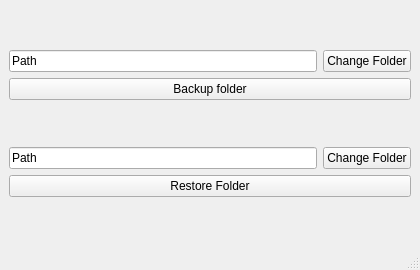
The window that src/ui/mainwindow.ui (93mmm/backuper) describes before a commit, drawn with Qt 5.
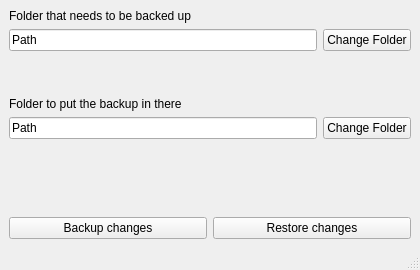
The same window after the commit.

Commit message: backup and restore actions added

What changed in the file:
```diff
--- a/src/ui/mainwindow.ui
+++ b/src/ui/mainwindow.ui
@@ -34,24 +34,70 @@
    <string>MainWindow</string>
   </property>
   <widget class="QWidget" name="centralwidget">
-   <layout class="QVBoxLayout" name="verticalLayout_2">
-    <item>
-     <layout class="QGridLayout" name="gridLayout_2">
-      <item row="1" column="0" colspan="2">
+   <layout class="QGridLayout" name="gridLayout">
+    <item row="2" column="0">
+     <layout class="QHBoxLayout" name="horizontalLayout">
+      <item>
        <widget class="QPushButton" name="backupButton">
         <property name="text">
-         <string>Backup folder</string>
+         <string>Backup changes</string>
         </property>
+        <property name="checkable">
+         <bool>false</bool>
+        </property>
+        <property name="checked">
+         <bool>false</bool>
+        </property>
+        <property name="autoRepeat">
+         <bool>false</bool>
+        </property>
        </widget>
       </item>
-      <item row="0" column="1">
+      <item>
+       <widget class="QPushButton" name="restoreButton">
+        <property name="text">
+         <string>Restore changes</string>
+        </property>
+       </widget>
+      </item>
+     </layout>
+    </item>
+    <item row="0" column="0">
+     <layout class="QGridLayout" name="gridLayout_2">
+      <item row="1" column="1">
        <widget class="QPushButton" name="changeBackupPathButton">
         <property name="text">
          <string>Change Folder</string>
         </property>
        </widget>
       </item>
-      <item row="0" column="0">
+      <item row="4" column="0" colspan="2">
+       <widget class="QLabel" name="label_2">
+        <property name="text">
+         <string>Folder to put the backup in there</string>
+        </property>
+       </widget>
+      </item>
+      <item row="5" column="0">
+       <widget class="QLineEdit" name="restorePath">
+        <property name="inputMask">
+         <string/>
+        </property>
+        <property name="text">
+         <string>Path</string>
+        </property>
+        <property name="readOnly">
+         <bool>true</bool>
+        </property>
+        <property name="cursorMoveStyle">
+         <enum>Qt::LogicalMoveStyle</enum>
+        </property>
+        <property name="clearButtonEnabled">
+         <bool>false</bool>
+        </property>
+       </widget>
+      </item>
+      <item row="1" column="0">
        <widget class="QLineEdit" name="backupPath">
         <property name="inputMask">
          <string/>
@@ -70,45 +116,48 @@
         </property>
        </widget>
       </item>
-     </layout>
-    </item>
-    <item>
-     <layout class="QGridLayout" name="gridLayout_3">
-      <item row="0" column="1">
+      <item row="0" column="0" colspan="2">
+       <widget class="QLabel" name="label">
+        <property name="text">
+         <string>Folder that needs to be backed up</string>
+        </property>
+       </widget>
+      </item>
+      <item row="5" column="1">
        <widget class="QPushButton" name="changeRestorePathButton">
         <property name="text">
          <string>Change Folder</string>
         </property>
        </widget>
       </item>
-      <item row="0" column="0">
-       <widget class="QLineEdit" name="restorePath">
-        <property name="inputMask">
-         <string/>
+      <item row="3" column="0" colspan="2">
+       <spacer name="verticalSpacer_2">
+        <property name="orientation">
+         <enum>Qt::Vertical</enum>
         </property>
-        <property name="text">
-         <string>Path</string>
+        <property name="sizeHint" stdset="0">
+         <size>
+          <width>20</width>
+          <height>40</height>
+         </size>
         </property>
-        <property name="readOnly">
-         <bool>true</bool>
-        </property>
-        <property name="cursorMoveStyle">
-         <enum>Qt::LogicalMoveStyle</enum>
-        </property>
-        <property name="clearButtonEnabled">
-         <bool>false</bool>
-        </property>
-       </widget>
-      </item>
-      <item row="1" column="0" colspan="2">
-       <widget class="QPushButton" name="restoreButton">
-        <property name="text">
-         <string>Restore Folder</string>
-        </property>
-       </widget>
+       </spacer>
       </item>
      </layout>
     </item>
+    <item row="1" column="0">
+     <spacer name="verticalSpacer">
+      <property name="orientation">
+       <enum>Qt::Vertical</enum>
+      </property>
+      <property name="sizeHint" stdset="0">
+       <size>
+        <width>20</width>
+        <height>40</height>
+       </size>
+      </property>
+     </spacer>
+    </item>
    </layout>
   </widget>
   <widget class="QStatusBar" name="statusBar"/>
```
Left out of the diff: 2 changed lines with no effect on the pictures. The commit also changes 10 other files.
